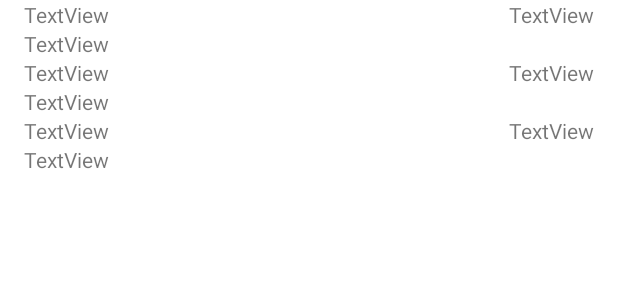
After one commit to dksmth/Move, an Android app: the layout fragment_item_list.xml on its own in the app's theme, with its tools: preview values and no code run, on a phone screen of 412 x 824 dp. The commit adds this screen. Shown: the top 300 px of the screen. Run offline under Robolectric (Android 15) with nearby library versions, the phone set to English and light mode, and no system bars; network calls fail.

Commit message:
Workout history kinda works, need to remake DB schema

```diff
--- a/app/build.gradle
+++ b/app/build.gradle
@@ -49,6 +49,8 @@ dependencies {
     implementation 'androidx.constraintlayout:constraintlayout:2.1.4'
     implementation 'androidx.navigation:navigation-fragment-ktx:2.5.3'
     implementation 'androidx.navigation:navigation-ui-ktx:2.5.3'
+    implementation 'androidx.legacy:legacy-support-v4:1.0.0'
+    implementation 'androidx.recyclerview:recyclerview:1.3.0'
     testImplementation 'junit:junit:4.13.2'
     androidTestImplementation 'androidx.test.ext:junit:1.1.5'
     androidTestImplementation 'androidx.test.espresso:espresso-core:3.5.1'
--- a/app/src/main/java/com/example/move/db/ExerciseDao.kt
+++ b/app/src/main/java/com/example/move/db/ExerciseDao.kt
@@ -20,7 +20,7 @@ interface ExerciseDao {
     suspend fun upsertAll(exerciseList: List<ExerciseItem>)
 
     @Query("DELETE FROM exercises")
-    suspend fun deleteAll()
+    suspend fun deleteAllExercises()
 
     @Query("SELECT EXISTS(SELECT * FROM exercises)")
     suspend fun exists(): Boolean
@@ -31,4 +31,7 @@ interface ExerciseDao {
     @Query("SELECT * FROM workouts ORDER BY dbID DESC LIMIT 1")
     suspend fun getLastWorkout(): Workout
 
+    @Query("DELETE FROM workouts")
+    suspend fun deleteAllWorkouts()
+
 }
--- a/app/src/main/java/com/example/move/repo/ExercisesRepository.kt
+++ b/app/src/main/java/com/example/move/repo/ExercisesRepository.kt
@@ -21,9 +21,11 @@ class ExercisesRepository(
 
     suspend fun cacheExists(): Boolean = db.getExerciseDao().exists()
 
-    suspend fun deleteAll() = db.getExerciseDao().deleteAll()
+    suspend fun deleteAll() = db.getExerciseDao().deleteAllExercises()
 
     suspend fun getAllWorkouts() = db.getExerciseDao().getAllWorkouts()
 
     suspend fun getLastWorkout() = db.getExerciseDao().getLastWorkout()
+
+    suspend fun deleteAllWorkouts() = db.getExerciseDao().deleteAllWorkouts()
 }
--- /dev/null
+++ b/app/src/main/res/layout/fragment_item.xml
@@ -0,0 +1,32 @@
+<?xml version="1.0" encoding="utf-8"?>
+<androidx.constraintlayout.widget.ConstraintLayout xmlns:android="http://schemas.android.com/apk/res/android"
+    xmlns:app="http://schemas.android.com/apk/res-auto"
+    xmlns:tools="http://schemas.android.com/tools"
+    android:id="@+id/constraintLayout"
+    android:layout_width="match_parent"
+    android:layout_height="wrap_content">
+
+    <TextView
+        android:id="@+id/dateTime"
+        android:layout_width="wrap_content"
+        android:layout_height="wrap_content"
+        android:text="TextView"
+        app:layout_constraintEnd_toEndOf="parent"
+        app:layout_constraintTop_toTopOf="parent" />
+
+    <TextView
+        android:id="@+id/workoutBody"
+        android:layout_width="wrap_content"
+        android:layout_height="wrap_content"
+        android:text="TextView"
+        app:layout_constraintStart_toStartOf="parent"
+        app:layout_constraintTop_toBottomOf="@+id/workoutName" />
+
+    <TextView
+        android:id="@+id/workoutName"
+        android:layout_width="wrap_content"
+        android:layout_height="wrap_content"
+        android:text="TextView"
+        app:layout_constraintStart_toStartOf="parent"
+        app:layout_constraintTop_toTopOf="parent" />
+</androidx.constraintlayout.widget.ConstraintLayout>
--- /dev/null
+++ b/app/src/main/res/layout/fragment_item_list.xml
@@ -0,0 +1,13 @@
+<?xml version="1.0" encoding="utf-8"?>
+<androidx.recyclerview.widget.RecyclerView xmlns:android="http://schemas.android.com/apk/res/android"
+    xmlns:app="http://schemas.android.com/apk/res-auto"
+    xmlns:tools="http://schemas.android.com/tools"
+    android:id="@+id/list"
+    android:name="com.example.move.ui.fragments.WorkoutHistoryFragment"
+    android:layout_width="match_parent"
+    android:layout_height="match_parent"
+    android:layout_marginLeft="16dp"
+    android:layout_marginRight="16dp"
+    app:layoutManager="LinearLayoutManager"
+    tools:context=".ui.fragments.WorkoutHistoryFragment"
+    tools:listitem="@layout/fragment_item" />
--- a/app/src/main/res/values/dimens.xml
+++ b/app/src/main/res/values/dimens.xml
@@ -1,3 +1,4 @@
 <resources>
     <dimen name="fab_margin">16dp</dimen>
+    <dimen name="text_margin">16dp</dimen>
 </resources>
```
Also changed, not shown: app/src/main/java/com/example/move/adapters/MyWorkoutHistoryRecyclerViewAdapter.kt (added, +57 -0 lines), app/src/main/java/com/example/move/db/Converters.kt (+50 -8 lines), app/src/main/java/com/example/move/models/Block.kt (+8 -10 lines), app/src/main/java/com/example/move/models/ExerciseItem.kt (+7 -1 lines), app/src/main/java/com/example/move/ui/MainActivity.kt (+8 -0 lines), app/src/main/java/com/example/move/ui/fragments/WorkoutFinishedFragment.kt (+8 -2 lines), app/src/main/java/com/example/move/ui/fragments/WorkoutHistoryFragment.kt (added, +67 -0 lines), app/src/main/java/com/example/move/ui/viewmodels/WorkoutHistoryViewModel.kt (added, +22 -0 lines), app/src/main/java/com/example/move/ui/viewmodels/WorkoutHistoryViewModelProvideFactory.kt (added, +13 -0 lines), app/src/main/res/navigation/nav_graph.xml (+8 -0 lines).
